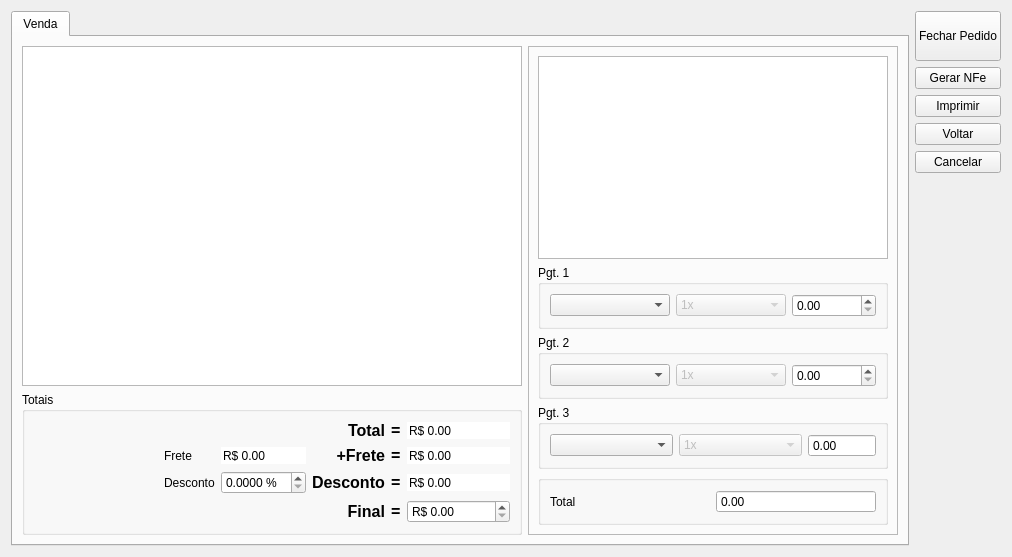
Before: the Qt Designer form venda.ui in lellisls/ERP-STACCATO, drawn with Qt 5.
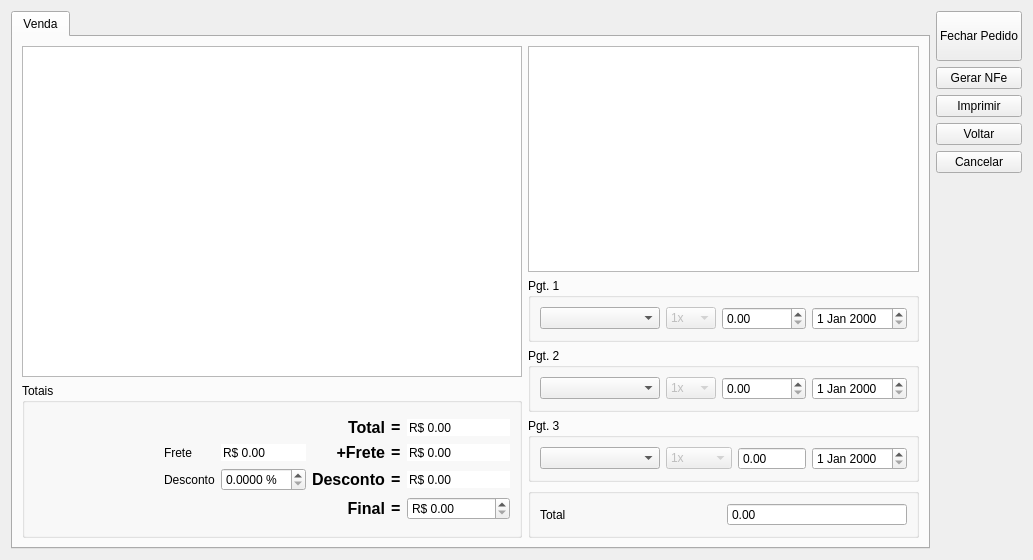
After: the same form once the commit is applied.

Commit message: Mais correções em fluxo de caixa

The edit to the form file:
```diff
--- a/venda.ui
+++ b/venda.ui
@@ -6,8 +6,8 @@
    <rect>
     <x>0</x>
     <y>0</y>
-    <width>1004</width>
-    <height>557</height>
+    <width>992</width>
+    <height>524</height>
    </rect>
   </property>
   <property name="windowTitle">
@@ -24,7 +24,220 @@
        <string>Venda</string>
       </attribute>
       <layout class="QGridLayout" name="gridLayout_8">
-       <item row="1" column="0" colspan="2">
+       <item row="0" column="0" rowspan="3">
+        <widget class="QTableView" name="tableVenda">
+         <property name="minimumSize">
+          <size>
+           <width>500</width>
+           <height>300</height>
+          </size>
+         </property>
+         <property name="alternatingRowColors">
+          <bool>true</bool>
+         </property>
+         <attribute name="horizontalHeaderStretchLastSection">
+          <bool>true</bool>
+         </attribute>
+        </widget>
+       </item>
+       <item row="0" column="1">
+        <widget class="QTableView" name="tableFluxoCaixa">
+         <property name="minimumSize">
+          <size>
+           <width>350</width>
+           <height>0</height>
+          </size>
+         </property>
+         <attribute name="horizontalHeaderStretchLastSection">
+          <bool>true</bool>
+         </attribute>
+        </widget>
+       </item>
+       <item row="1" column="1">
+        <widget class="QGroupBox" name="groupBox">
+         <property name="title">
+          <string>Pgt. 1</string>
+         </property>
+         <layout class="QGridLayout" name="gridLayout_5">
+          <item row="0" column="0">
+           <widget class="QComboBox" name="comboBoxPgt1">
+            <property name="minimumSize">
+             <size>
+              <width>120</width>
+              <height>0</height>
+             </size>
+            </property>
+           </widget>
+          </item>
+          <item row="0" column="1">
+           <widget class="QComboBox" name="comboBoxPgt1Parc">
+            <property name="enabled">
+             <bool>false</bool>
+            </property>
+            <item>
+             <property name="text">
+              <string>1x</string>
+             </property>
+            </item>
+            <item>
+             <property name="text">
+              <string>2x</string>
+             </property>
+            </item>
+            <item>
+             <property name="text">
+              <string>3x</string>
+             </property>
+            </item>
+            <item>
+             <property name="text">
+              <string>4x</string>
+             </property>
+            </item>
+            <item>
+             <property name="text">
+              <string>5x</string>
+             </property>
+            </item>
+            <item>
+             <property name="text">
+              <string>6x</string>
+             </property>
+            </item>
+            <item>
+             <property name="text">
+              <string>7x</string>
+             </property>
+            </item>
+            <item>
+             <property name="text">
+              <string>8x</string>
+             </property>
+            </item>
+            <item>
+             <property name="text">
+              <string>9x</string>
+             </property>
+            </item>
+            <item>
+             <property name="text">
+              <string>10x</string>
+             </property>
+            </item>
+           </widget>
+          </item>
+          <item row="0" column="2">
+           <widget class="QDoubleSpinBox" name="doubleSpinBoxPgt1">
+            <property name="sizePolicy">
+             <sizepolicy hsizetype="Fixed" vsizetype="Fixed">
+              <horstretch>0</horstretch>
+              <verstretch>0</verstretch>
+             </sizepolicy>
+            </property>
+            <property name="maximum">
+             <double>999999.989999999990687</double>
+            </property>
+           </widget>
+          </item>
+          <item row="0" column="3">
+           <widget class="QDateEdit" name="dateEditPgt1"/>
+          </item>
+         </layout>
+        </widget>
+       </item>
+       <item row="2" column="1" rowspan="2">
+        <widget class="QGroupBox" name="groupBox_2">
+         <property name="title">
+          <string>Pgt. 2</string>
+         </property>
+         <layout class="QGridLayout" name="gridLayout_4">
+          <item row="0" column="2">
+           <widget class="QDoubleSpinBox" name="doubleSpinBoxPgt2">
+            <property name="sizePolicy">
+             <sizepolicy hsizetype="Fixed" vsizetype="Fixed">
+              <horstretch>0</horstretch>
+              <verstretch>0</verstretch>
+             </sizepolicy>
+            </property>
+            <property name="maximum">
+             <double>999999.989999999990687</double>
+            </property>
+           </widget>
+          </item>
+          <item row="0" column="1">
+           <widget class="QComboBox" name="comboBoxPgt2Parc">
+            <property name="enabled">
+             <bool>false</bool>
+            </property>
+            <item>
+             <property name="text">
+              <string>1x</string>
+             </property>
+            </item>
+            <item>
+             <property name="text">
+              <string>2x</string>
+             </property>
+            </item>
+            <item>
+             <property name="text">
+              <string>3x</string>
+             </property>
+            </item>
+            <item>
+             <property name="text">
+              <string>4x</string>
+             </property>
+            </item>
+            <item>
+             <property name="text">
+              <string>5x</string>
+             </property>
+            </item>
+            <item>
+             <property name="text">
+              <string>6x</string>
+             </property>
+            </item>
+            <item>
+             <property name="text">
+              <string>7x</string>
+             </property>
+            </item>
+            <item>
+             <property name="text">
+              <string>8x</string>
+             </property>
+            </item>
+            <item>
+             <property name="text">
+              <string>9x</string>
+             </property>
+            </item>
+            <item>
+             <property name="text">
+              <string>10x</string>
+             </property>
+            </item>
+           </widget>
+          </item>
+          <item row="0" column="0">
+           <widget class="QComboBox" name="comboBoxPgt2">
+            <property name="minimumSize">
+             <size>
+              <width>120</width>
+              <height>0</height>
+             </size>
+            </property>
+           </widget>
+          </item>
+          <item row="0" column="3">
+           <widget class="QDateEdit" name="dateEditPgt2"/>
+          </item>
+         </layout>
+        </widget>
+       </item>
+       <item row="3" column="0" rowspan="3">
         <widget class="QGroupBox" name="groupBox_3">
          <property name="title">
           <string>Totais</string>
@@ -338,165 +551,12 @@
          </layout>
         </widget>
        </item>
-       <item row="0" column="0" colspan="2">
-        <widget class="QTableView" name="tableVenda">
-         <property name="minimumSize">
-          <size>
-           <width>500</width>
-           <height>300</height>
-          </size>
-         </property>
-         <property name="alternatingRowColors">
-          <bool>true</bool>
-         </property>
-         <attribute name="horizontalHeaderStretchLastSection">
-          <bool>true</bool>
-         </attribute>
-        </widget>
-       </item>
-       <item row="0" column="2" rowspan="2">
-        <widget class="QFrame" name="frame">
-         <property name="frameShape">
-          <enum>QFrame::StyledPanel</enum>
-         </property>
-         <property name="frameShadow">
-          <enum>QFrame::Raised</enum>
-         </property>
-         <layout class="QGridLayout" name="gridLayout_9">
-          <item row="4" column="0">
-           <widget class="QGroupBox" name="groupBox_5">
-            <property name="title">
-             <string/>
-            </property>
-            <layout class="QGridLayout" name="gridLayout">
-             <item row="0" column="1">
-              <widget class="QDoubleSpinBox" name="doubleSpinBoxTotal">
-               <property name="readOnly">
-                <bool>true</bool>
-               </property>
-               <property name="buttonSymbols">
-                <enum>QAbstractSpinBox::NoButtons</enum>
-               </property>
-               <property name="maximum">
-                <double>999999.989999999990687</double>
-               </property>
-              </widget>
-             </item>
-             <item row="0" column="0">
-              <widget class="QLabel" name="labelRestante">
-               <property name="text">
-                <string>Total</string>
-               </property>
-              </widget>
-             </item>
-            </layout>
-           </widget>
-          </item>
-          <item row="2" column="0">
-           <widget class="QGroupBox" name="groupBox_2">
-            <property name="title">
-             <string>Pgt. 2</string>
-            </property>
-            <layout class="QGridLayout" name="gridLayout_4">
-             <item row="0" column="0">
-              <widget class="QComboBox" name="comboBoxPgt2">
-               <property name="minimumSize">
-                <size>
-                 <width>120</width>
-                 <height>0</height>
-                </size>
-               </property>
-              </widget>
-             </item>
-             <item row="0" column="1">
-              <widget class="QComboBox" name="comboBoxPgt2Parc">
-               <property name="enabled">
-                <bool>false</bool>
-               </property>
-               <item>
-                <property name="text">
-                 <string>1x</string>
-                </property>
-               </item>
-               <item>
-                <property name="text">
-                 <string>2x</string>
-                </property>
-               </item>
-               <item>
-                <property name="text">
-                 <string>3x</string>
-                </property>
-               </item>
-               <item>
-                <property name="text">
-                 <string>4x</string>
-                </property>
-               </item>
-               <item>
-                <property name="text">
-                 <string>5x</string>
-                </property>
-               </item>
-               <item>
-                <property name="text">
-                 <string>6x</string>
-                </property>
-               </item>
-               <item>
-                <property name="text">
-                 <string>7x</string>
-                </property>
-               </item>
-               <item>
-                <property name="text">
-                 <string>8x</string>
-                </property>
-               </item>
-               <item>
-                <property name="text">
-                 <string>9x</string>
-                </property>
-               </item>
-               <item>
-                <property name="text">
-                 <string>10x</string>
-                </property>
-               </item>
-              </widget>
-             </item>
-             <item row="0" column="2">
-              <widget class="QDoubleSpinBox" name="doubleSpinBoxPgt2">
-               <property name="sizePolicy">
-                <sizepolicy hsizetype="Fixed" vsizetype="Fixed">
-                 <horstretch>0</horstretch>
-                 <verstretch>0</verstretch>
-                </sizepolicy>
-               </property>
-               <property name="maximum">
-                <double>999999.989999999990687</double>
-               </property>
-              </widget>
-             </item>
-            </layout>
-           </widget>
-          </item>
-          <item row="3" column="0">
+       <item row="4" column="1">
            <widget class="QGroupBox" name="groupBox_4">
             <property name="title">
              <string>Pgt. 3</string>
             </property>
             <layout class="QGridLayout" name="gridLayout_3">
-             <item row="0" column="0">
-              <widget class="QComboBox" name="comboBoxPgt3">
-               <property name="minimumSize">
-                <size>
-                 <width>120</width>
-                 <height>0</height>
-                </size>
-               </property>
-              </widget>
-             </item>
              <item row="0" column="2">
               <widget class="QDoubleSpinBox" name="doubleSpinBoxPgt3">
                <property name="sizePolicy">
@@ -573,17 +633,8 @@
                </item>
               </widget>
              </item>
-            </layout>
-           </widget>
-          </item>
-          <item row="1" column="0">
-           <widget class="QGroupBox" name="groupBox">
-            <property name="title">
-             <string>Pgt. 1</string>
-            </property>
-            <layout class="QGridLayout" name="gridLayout_5">
              <item row="0" column="0">
-              <widget class="QComboBox" name="comboBoxPgt1">
+           <widget class="QComboBox" name="comboBoxPgt3">
                <property name="minimumSize">
                 <size>
                  <width>120</width>
@@ -592,90 +643,36 @@
                </property>
               </widget>
              </item>
+          <item row="0" column="3">
+           <widget class="QDateEdit" name="dateEditPgt3"/>
+          </item>
+         </layout>
+        </widget>
+       </item>
+       <item row="5" column="1">
+        <widget class="QGroupBox" name="groupBox_5">
+         <property name="title">
+          <string/>
+         </property>
+         <layout class="QGridLayout" name="gridLayout">
              <item row="0" column="1">
-              <widget class="QComboBox" name="comboBoxPgt1Parc">
-               <property name="enabled">
-                <bool>false</bool>
-               </property>
-               <item>
-                <property name="text">
-                 <string>1x</string>
-                </property>
-               </item>
-               <item>
-                <property name="text">
-                 <string>2x</string>
-                </property>
-               </item>
-               <item>
-                <property name="text">
-                 <string>3x</string>
-                </property>
-               </item>
-               <item>
-                <property name="text">
-                 <string>4x</string>
-                </property>
-               </item>
-               <item>
-                <property name="text">
-                 <string>5x</string>
-                </property>
-               </item>
-               <item>
-                <property name="text">
-                 <string>6x</string>
-                </property>
-               </item>
-               <item>
-                <property name="text">
-                 <string>7x</string>
-                </property>
-               </item>
-               <item>
-                <property name="text">
-                 <string>8x</string>
-                </property>
-               </item>
-               <item>
-                <property name="text">
-                 <string>9x</string>
-                </property>
-               </item>
-               <item>
-                <property name="text">
-                 <string>10x</string>
-                </property>
-               </item>
-              </widget>
-             </item>
-             <item row="0" column="2">
-              <widget class="QDoubleSpinBox" name="doubleSpinBoxPgt1">
-               <property name="sizePolicy">
-                <sizepolicy hsizetype="Fixed" vsizetype="Fixed">
-                 <horstretch>0</horstretch>
-                 <verstretch>0</verstretch>
-                </sizepolicy>
+           <widget class="QDoubleSpinBox" name="doubleSpinBoxTotal">
+            <property name="readOnly">
+             <bool>true</bool>
+            </property>
+            <property name="buttonSymbols">
+             <enum>QAbstractSpinBox::NoButtons</enum>
                </property>
                <property name="maximum">
                 <double>999999.989999999990687</double>
                </property>
               </widget>
              </item>
-            </layout>
-           </widget>
-          </item>
           <item row="0" column="0">
-           <widget class="QTableView" name="tableFluxoCaixa">
-            <property name="minimumSize">
-             <size>
-              <width>350</width>
-              <height>0</height>
-             </size>
+           <widget class="QLabel" name="labelRestante">
+            <property name="text">
+             <string>Total</string>
             </property>
-            <attribute name="horizontalHeaderStretchLastSection">
-             <bool>true</bool>
-            </attribute>
            </widget>
           </item>
          </layout>
@@ -684,7 +681,6 @@
       </layout>
       <zorder>tableVenda</zorder>
       <zorder>groupBox_3</zorder>
-      <zorder>frame</zorder>
      </widget>
     </widget>
    </item>
```
Lines whose indentation alone changed are shown as unchanged. The commit also changes 2 other files.
